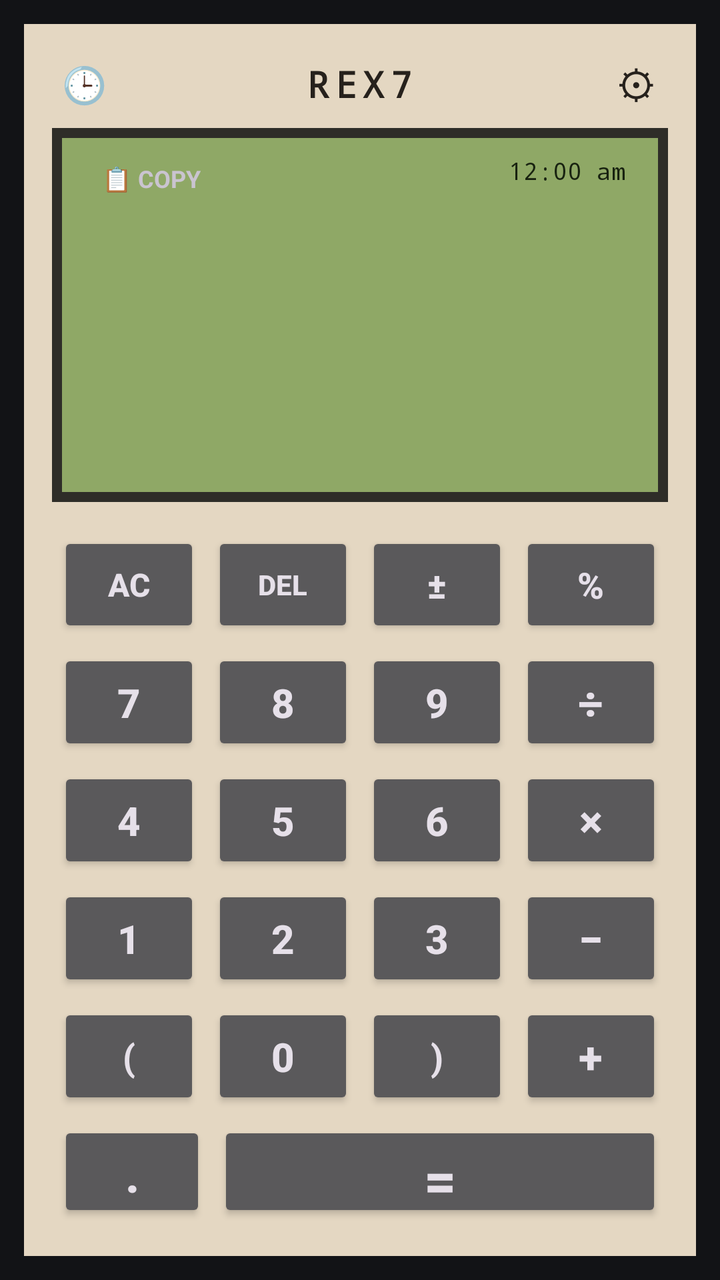
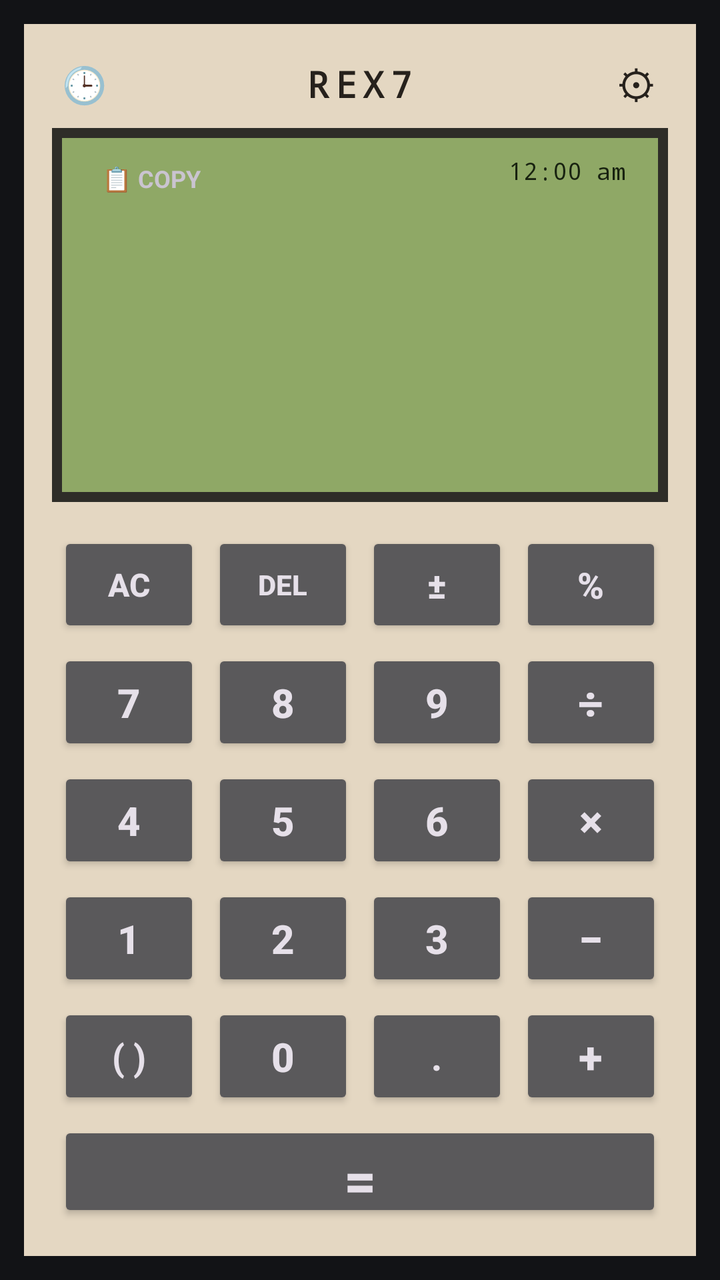

An Android layout rendered at two revisions. The XML below is the earlier revision; the diff shows what the commit changed to produce the second picture.
<!-- AndroidManifest.xml: application theme Theme.REX7Calculator -->
<!-- res/layout/activity_main.xml -->
<?xml version="1.0" encoding="utf-8"?>
<LinearLayout xmlns:android="http://schemas.android.com/apk/res/android"
    android:id="@+id/rootContainer"
    android:layout_width="match_parent"
    android:layout_height="match_parent"
    android:background="#121316"
    android:orientation="vertical"
    android:padding="12dp">

    <LinearLayout
        android:id="@+id/chassisLayout"
        android:layout_width="match_parent"
        android:layout_height="match_parent"
        android:background="#E4D7C2"
        android:orientation="vertical"
        android:padding="14dp">

        <RelativeLayout
            android:layout_width="match_parent"
            android:layout_height="32dp">
            <TextView
                android:id="@+id/btnHistory"
                android:layout_width="32dp"
                android:layout_height="32dp"
                android:layout_alignParentStart="true"
                android:gravity="center"
                android:text="🕒"
                android:textSize="18sp" />
            <TextView
                android:id="@+id/tvBrand"
                android:layout_width="wrap_content"
                android:layout_height="wrap_content"
                android:layout_centerInParent="true"
                android:fontFamily="monospace"
                android:letterSpacing="0.18"
                android:text="REX7"
                android:textColor="#26211C"
                android:textSize="18sp"
                android:textStyle="bold" />
            <TextView
                android:id="@+id/btnSettings"
                android:layout_width="32dp"
                android:layout_height="32dp"
                android:layout_alignParentEnd="true"
                android:gravity="center"
                android:text="⚙"
                android:textColor="#26211C"
                android:textSize="20sp" />
        </RelativeLayout>

        <LinearLayout
            android:id="@+id/lcdBorderLayout"
            android:layout_width="match_parent"
            android:layout_height="0dp"
            android:layout_weight="0.88"
            android:layout_marginTop="6dp"
            android:layout_marginBottom="12dp"
            android:background="#2E2D28"
            android:padding="5dp">

            <LinearLayout
                android:id="@+id/lcdScreen"
                android:layout_width="match_parent"
                android:layout_height="match_parent"
                android:background="#8FA866"
                android:orientation="vertical"
                android:paddingStart="16dp"
                android:paddingTop="8dp"
                android:paddingEnd="16dp"
                android:paddingBottom="10dp">

                <RelativeLayout
                    android:layout_width="match_parent"
                    android:layout_height="wrap_content">
                    <TextView android:id="@+id/btnCopy" android:layout_width="wrap_content" android:layout_height="wrap_content" android:layout_alignParentStart="true" android:text="📋 COPY" android:textSize="12sp" android:textStyle="bold" android:padding="4dp" />
                    <TextView
                        android:id="@+id/tvLcdClock"
                        android:layout_width="wrap_content"
                        android:layout_height="wrap_content"
                        android:layout_alignParentEnd="true"
                        android:fontFamily="monospace"
                        android:text="12:00 am"
                        android:textColor="#182210"
                        android:textSize="12sp" />
                </RelativeLayout>

                <HorizontalScrollView
                    android:id="@+id/scrollExpression"
                    android:layout_width="match_parent"
                    android:layout_height="0dp"
                    android:layout_weight="1"
                    android:fillViewport="true"
                    android:scrollbars="none">

                    <LinearLayout
                        android:layout_width="wrap_content"
                        android:layout_height="match_parent"
                        android:layout_gravity="end"
                        android:gravity="end|center_vertical"
                        android:orientation="horizontal">

                        <TextView
                            android:id="@+id/tvExpression"
                            android:layout_width="wrap_content"
                            android:layout_height="wrap_content"
                            android:fontFamily="monospace"
                            android:gravity="end|center_vertical"
                            android:letterSpacing="0.03"
                            android:text=""
                            android:textColor="#182210"
                            android:textSize="48sp"
                            android:textStyle="bold" />

                        <View
                            android:id="@+id/cursorBar"
                            android:layout_width="3dp"
                            android:layout_height="38dp"
                            android:layout_marginStart="2dp"
                            android:background="#182210"
                            android:visibility="gone" />
                    </LinearLayout>
                </HorizontalScrollView>

                <TextView
                    android:id="@+id/tvResult"
                    android:layout_width="match_parent"
                    android:layout_height="wrap_content"
                    android:fontFamily="monospace"
                    android:gravity="end|bottom"
                    android:textAlignment="viewEnd"
                    android:letterSpacing="0.04"
                    android:singleLine="true"
                    android:text=""
                    android:textColor="#182210"
                    android:textSize="26sp"
                    android:alpha="0.65" />
            </LinearLayout>
        </LinearLayout>

        <LinearLayout
            android:layout_width="match_parent"
            android:layout_height="0dp"
            android:layout_weight="1.65"
            android:orientation="vertical">

            <LinearLayout android:layout_width="match_parent" android:layout_height="0dp" android:layout_weight="1" android:orientation="horizontal">
                <androidx.appcompat.widget.AppCompatButton android:id="@+id/btnAC" android:layout_width="0dp" android:layout_height="match_parent" android:layout_weight="1" android:layout_margin="3dp" android:text="AC" android:textSize="16sp" android:textStyle="bold" />
                <androidx.appcompat.widget.AppCompatButton android:id="@+id/btnDel" android:layout_width="0dp" android:layout_height="match_parent" android:layout_weight="1" android:layout_margin="3dp" android:text="DEL" android:textSize="14sp" android:textStyle="bold" />
                <androidx.appcompat.widget.AppCompatButton android:id="@+id/btnToggleSign" android:layout_width="0dp" android:layout_height="match_parent" android:layout_weight="1" android:layout_margin="3dp" android:text="±" android:textSize="18sp" android:textStyle="bold" />
                <androidx.appcompat.widget.AppCompatButton android:id="@+id/btnPercent" android:layout_width="0dp" android:layout_height="match_parent" android:layout_weight="1" android:layout_margin="3dp" android:text="%" android:textSize="18sp" android:textStyle="bold" />
            </LinearLayout>

            <LinearLayout android:layout_width="match_parent" android:layout_height="0dp" android:layout_weight="1" android:orientation="horizontal">
                <androidx.appcompat.widget.AppCompatButton android:id="@+id/btn7" android:layout_width="0dp" android:layout_height="match_parent" android:layout_weight="1" android:layout_margin="3dp" android:text="7" android:textSize="20sp" android:textStyle="bold" />
                <androidx.appcompat.widget.AppCompatButton android:id="@+id/btn8" android:layout_width="0dp" android:layout_height="match_parent" android:layout_weight="1" android:layout_margin="3dp" android:text="8" android:textSize="20sp" android:textStyle="bold" />
                <androidx.appcompat.widget.AppCompatButton android:id="@+id/btn9" android:layout_width="0dp" android:layout_height="match_parent" android:layout_weight="1" android:layout_margin="3dp" android:text="9" android:textSize="20sp" android:textStyle="bold" />
                <androidx.appcompat.widget.AppCompatButton android:id="@+id/btnDivide" android:layout_width="0dp" android:layout_height="match_parent" android:layout_weight="1" android:layout_margin="3dp" android:text="÷" android:textSize="22sp" android:textStyle="bold" />
            </LinearLayout>

            <LinearLayout android:layout_width="match_parent" android:layout_height="0dp" android:layout_weight="1" android:orientation="horizontal">
                <androidx.appcompat.widget.AppCompatButton android:id="@+id/btn4" android:layout_width="0dp" android:layout_height="match_parent" android:layout_weight="1" android:layout_margin="3dp" android:text="4" android:textSize="20sp" android:textStyle="bold" />
                <androidx.appcompat.widget.AppCompatButton android:id="@+id/btn5" android:layout_width="0dp" android:layout_height="match_parent" android:layout_weight="1" android:layout_margin="3dp" android:text="5" android:textSize="20sp" android:textStyle="bold" />
                <androidx.appcompat.widget.AppCompatButton android:id="@+id/btn6" android:layout_width="0dp" android:layout_height="match_parent" android:layout_weight="1" android:layout_margin="3dp" android:text="6" android:textSize="20sp" android:textStyle="bold" />
                <androidx.appcompat.widget.AppCompatButton android:id="@+id/btnMultiply" android:layout_width="0dp" android:layout_height="match_parent" android:layout_weight="1" android:layout_margin="3dp" android:text="×" android:textSize="22sp" android:textStyle="bold" />
            </LinearLayout>

            <LinearLayout android:layout_width="match_parent" android:layout_height="0dp" android:layout_weight="1" android:orientation="horizontal">
                <androidx.appcompat.widget.AppCompatButton android:id="@+id/btn1" android:layout_width="0dp" android:layout_height="match_parent" android:layout_weight="1" android:layout_margin="3dp" android:text="1" android:textSize="20sp" android:textStyle="bold" />
                <androidx.appcompat.widget.AppCompatButton android:id="@+id/btn2" android:layout_width="0dp" android:layout_height="match_parent" android:layout_weight="1" android:layout_margin="3dp" android:text="2" android:textSize="20sp" android:textStyle="bold" />
                <androidx.appcompat.widget.AppCompatButton android:id="@+id/btn3" android:layout_width="0dp" android:layout_height="match_parent" android:layout_weight="1" android:layout_margin="3dp" android:text="3" android:textSize="20sp" android:textStyle="bold" />
                <androidx.appcompat.widget.AppCompatButton android:id="@+id/btnMinus" android:layout_width="0dp" android:layout_height="match_parent" android:layout_weight="1" android:layout_margin="3dp" android:text="−" android:textSize="22sp" android:textStyle="bold" />
            </LinearLayout>

            <LinearLayout android:layout_width="match_parent" android:layout_height="0dp" android:layout_weight="1" android:orientation="horizontal">
                <androidx.appcompat.widget.AppCompatButton android:id="@+id/btnParenOpen" android:layout_width="0dp" android:layout_height="match_parent" android:layout_weight="1" android:layout_margin="3dp" android:text="(" android:textSize="18sp" android:textStyle="bold" />
                <androidx.appcompat.widget.AppCompatButton android:id="@+id/btn0" android:layout_width="0dp" android:layout_height="match_parent" android:layout_weight="1" android:layout_margin="3dp" android:text="0" android:textSize="20sp" android:textStyle="bold" />
                <androidx.appcompat.widget.AppCompatButton android:id="@+id/btnParenClose" android:layout_width="0dp" android:layout_height="match_parent" android:layout_weight="1" android:layout_margin="3dp" android:text=")" android:textSize="18sp" android:textStyle="bold" />
                <androidx.appcompat.widget.AppCompatButton android:id="@+id/btnPlus" android:layout_width="0dp" android:layout_height="match_parent" android:layout_weight="1" android:layout_margin="3dp" android:text="+" android:textSize="22sp" android:textStyle="bold" />
            </LinearLayout>

            <LinearLayout android:layout_width="match_parent" android:layout_height="0dp" android:layout_weight="0.95" android:orientation="horizontal">
                <androidx.appcompat.widget.AppCompatButton android:id="@+id/btnDot" android:layout_width="0dp" android:layout_height="match_parent" android:layout_weight="1" android:layout_margin="3dp" android:text="." android:textSize="24sp" android:textStyle="bold" />
                <androidx.appcompat.widget.AppCompatButton android:id="@+id/btnEqual" android:layout_width="0dp" android:layout_height="match_parent" android:layout_weight="3" android:layout_margin="3dp" android:text="=" android:textSize="28sp" android:textStyle="bold" />
            </LinearLayout>
        </LinearLayout>
    </LinearLayout>
</LinearLayout>
<!-- resources referenced by this layout -->
<resources>
  <style name="Theme.REX7Calculator" parent="Theme.Material3.Dark.NoActionBar">
          <item name="android:statusBarColor">#121214</item>
          <item name="android:navigationBarColor">#121214</item>
          <item name="android:windowLightStatusBar">false</item>
      </style>
</resources>

<!-- the commit's change to res/layout/activity_main.xml (unified diff, before → after) -->
@@ -172,15 +172,14 @@
             </LinearLayout>
 
             <LinearLayout android:layout_width="match_parent" android:layout_height="0dp" android:layout_weight="1" android:orientation="horizontal">
-                <androidx.appcompat.widget.AppCompatButton android:id="@+id/btnParenOpen" android:layout_width="0dp" android:layout_height="match_parent" android:layout_weight="1" android:layout_margin="3dp" android:text="(" android:textSize="18sp" android:textStyle="bold" />
+                <androidx.appcompat.widget.AppCompatButton android:id="@+id/btnParen" android:layout_width="0dp" android:layout_height="match_parent" android:layout_weight="1" android:layout_margin="3dp" android:text="( )" android:textSize="18sp" android:textStyle="bold" />
                 <androidx.appcompat.widget.AppCompatButton android:id="@+id/btn0" android:layout_width="0dp" android:layout_height="match_parent" android:layout_weight="1" android:layout_margin="3dp" android:text="0" android:textSize="20sp" android:textStyle="bold" />
-                <androidx.appcompat.widget.AppCompatButton android:id="@+id/btnParenClose" android:layout_width="0dp" android:layout_height="match_parent" android:layout_weight="1" android:layout_margin="3dp" android:text=")" android:textSize="18sp" android:textStyle="bold" />
+                <androidx.appcompat.widget.AppCompatButton android:id="@+id/btnDot" android:layout_width="0dp" android:layout_height="match_parent" android:layout_weight="1" android:layout_margin="3dp" android:text="." android:textSize="18sp" android:textStyle="bold" />
                 <androidx.appcompat.widget.AppCompatButton android:id="@+id/btnPlus" android:layout_width="0dp" android:layout_height="match_parent" android:layout_weight="1" android:layout_margin="3dp" android:text="+" android:textSize="22sp" android:textStyle="bold" />
             </LinearLayout>
 
             <LinearLayout android:layout_width="match_parent" android:layout_height="0dp" android:layout_weight="0.95" android:orientation="horizontal">
-                <androidx.appcompat.widget.AppCompatButton android:id="@+id/btnDot" android:layout_width="0dp" android:layout_height="match_parent" android:layout_weight="1" android:layout_margin="3dp" android:text="." android:textSize="24sp" android:textStyle="bold" />
-                <androidx.appcompat.widget.AppCompatButton android:id="@+id/btnEqual" android:layout_width="0dp" android:layout_height="match_parent" android:layout_weight="3" android:layout_margin="3dp" android:text="=" android:textSize="28sp" android:textStyle="bold" />
+                <androidx.appcompat.widget.AppCompatButton android:id="@+id/btnEqual" android:layout_width="match_parent" android:layout_height="match_parent" android:layout_margin="3dp" android:text="=" android:textSize="28sp" android:textStyle="bold" />
             </LinearLayout>
         </LinearLayout>
     </LinearLayout>
